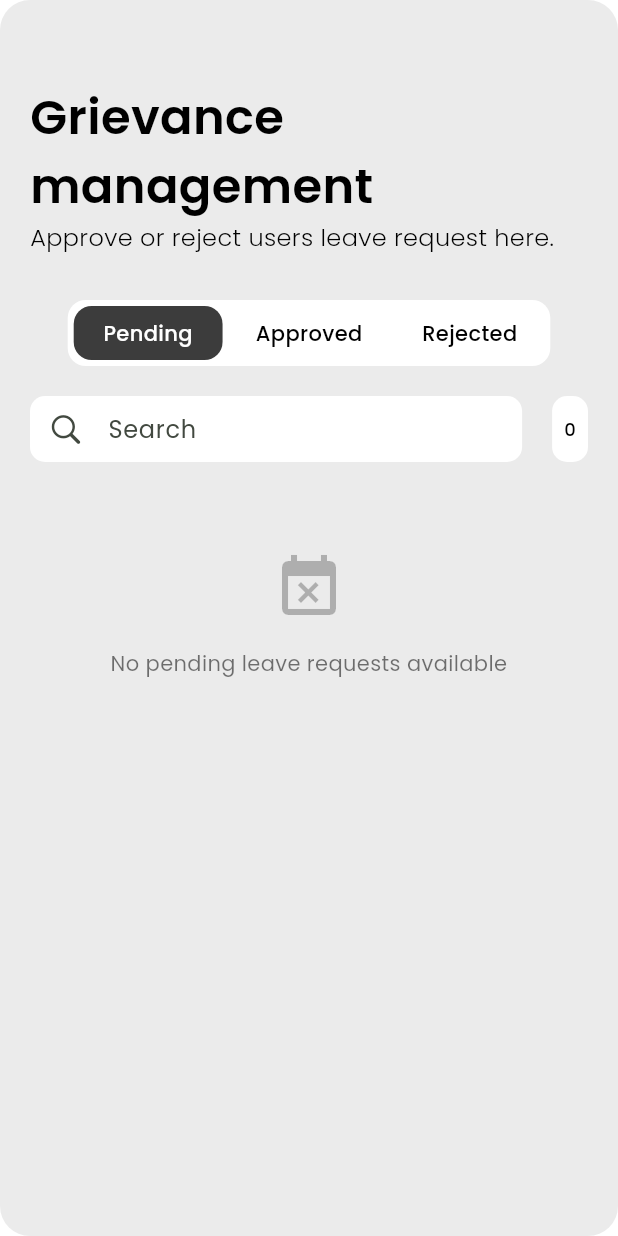
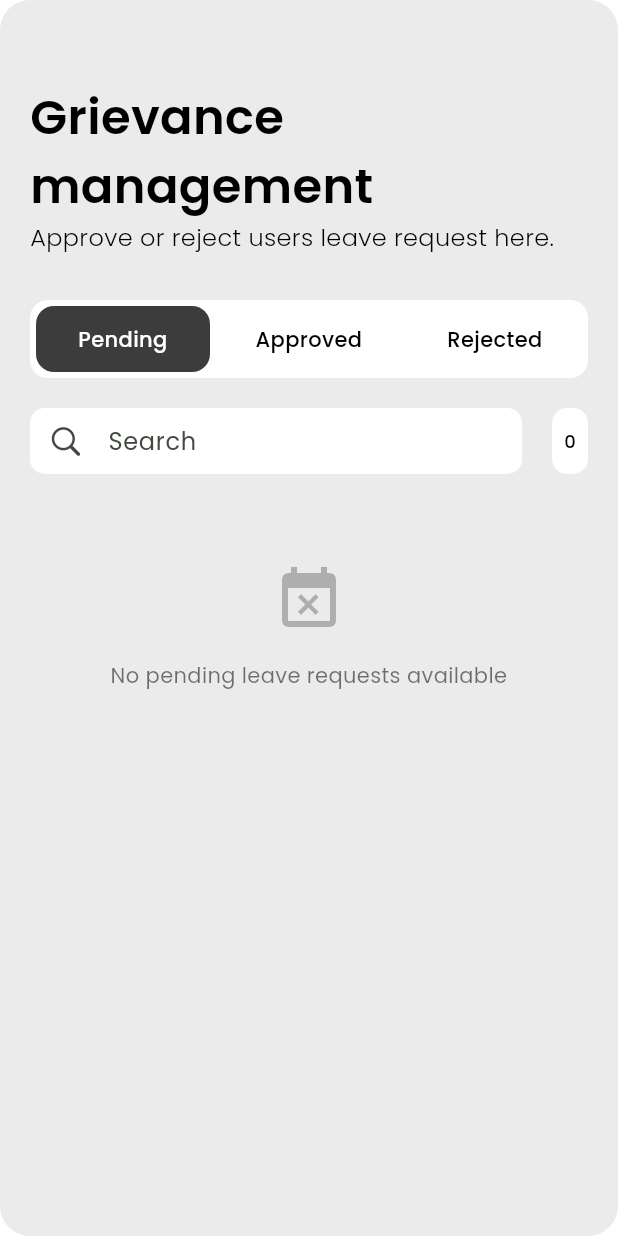
Before and after one commit to fahadmusthafa/pblmsadminnew, a Flutter app: the GrievanceScreen screen opened directly, on a phone screen of 412 x 824 dp. Run offline on Flutter 3.47's test engine with Material 3 defaults, Android fonts, the phone set to English and light mode, and no system bars; our stand-ins replace flutter_svg, google_fonts, lottie, shared_preferences; accounts and stored records are empty; network calls fail; project files that could hold a hidden picture were left out.

Commit message:
Updated Grievance mg

```diff
--- a/lib/views/grievence_management.dart/grievance_screen.dart
+++ b/lib/views/grievence_management.dart/grievance_screen.dart
@@ -134,30 +134,69 @@ class _GrievanceScreenState extends State<GrievanceScreen> {
   }
 
 Widget _buildTabSection(int requestCount, double screenWidth) {
-    return Container(
-      width: double.infinity,
-      child: Center(
+  return Center(
     child: Container(
       decoration: BoxDecoration(
         color: Colors.white,
         borderRadius: BorderRadius.circular(12),
       ),
-          child: IntrinsicWidth(
+      child: screenWidth < 600
+          ? Row(
+              children: [
+                Expanded(
+                  child: _buildTabButton("Pending", selectedTab == "Pending", screenWidth),
+                ),
+                Expanded(
+                  child: _buildTabButton("Approved", selectedTab == "Approved", screenWidth),
+                ),
+                Expanded(
+                  child: _buildTabButton("Rejected", selectedTab == "Rejected", screenWidth),
+                ),
+              ],
+            )
+          : screenWidth < 1000
+              ? Container(
+                  constraints: BoxConstraints(
+                    maxWidth: screenWidth * 0.9,
+                  ),
                   child: Row(
+                    children: [
+                      Expanded(
+                        child: _buildTabButton("Pending", selectedTab == "Pending", screenWidth),
+                      ),
+                      Expanded(
+                        child: _buildTabButton("Approved", selectedTab == "Approved", screenWidth),
+                      ),
+                      Expanded(
+                        child: _buildTabButton("Rejected", selectedTab == "Rejected", screenWidth),
+                      ),
+                    ],
+                  ),
+                )
+              : Row(
                   mainAxisSize: MainAxisSize.min,
                   children: [
-                Expanded(child: _buildTabButton("Pending", selectedTab == "Pending", screenWidth)),
-                Expanded(child: _buildTabButton("Approved", selectedTab == "Approved", screenWidth)),
-                Expanded(child: _buildTabButton("Rejected", selectedTab == "Rejected", screenWidth)),
+                    _buildTabButton("Pending", selectedTab == "Pending", screenWidth),
+                    _buildTabButton("Approved", selectedTab == "Approved", screenWidth),
+                    _buildTabButton("Rejected", selectedTab == "Rejected", screenWidth),
                   ],
-            ),
-          ),
                 ),
     ),
   );
 }
 
 Widget _buildTabButton(String title, bool isSelected, double screenWidth) {
+  double horizontalPadding;
+  if (screenWidth < 480) {
+    horizontalPadding = 8;
+  } else if (screenWidth < 600) {
+    horizontalPadding = 12;
+  } else if (screenWidth < 1000) {
+    horizontalPadding = 16;
+  } else {
+    horizontalPadding = 24;
+  }
+
   return GestureDetector(
     onTap: () {
       setState(() {
@@ -165,13 +204,11 @@ class _GrievanceScreenState extends State<GrievanceScreen> {
         expandedLeaveId = null;
       });
     },
-      child: Padding(
-        padding: const EdgeInsets.all(4.0),
     child: Container(
-          width: screenWidth < 600 ? double.infinity : null,
+      margin: const EdgeInsets.all(4.0),
       padding: EdgeInsets.symmetric(
-            horizontal: screenWidth < 600 ? 14 : 24,
-            vertical: 8,
+        horizontal: horizontalPadding,
+        vertical: 12,
       ),
       decoration: BoxDecoration(
         color: isSelected
@@ -189,10 +226,8 @@ class _GrievanceScreenState extends State<GrievanceScreen> {
         ),
       ),
     ),
-      ),
   );
 }
-
   Widget _buildSearchBar(double screenWidth) {
     final leaveProvider = Provider.of<AdminAuthProvider>(context);
 
```
Lines whose indentation alone changed are shown as unchanged.
